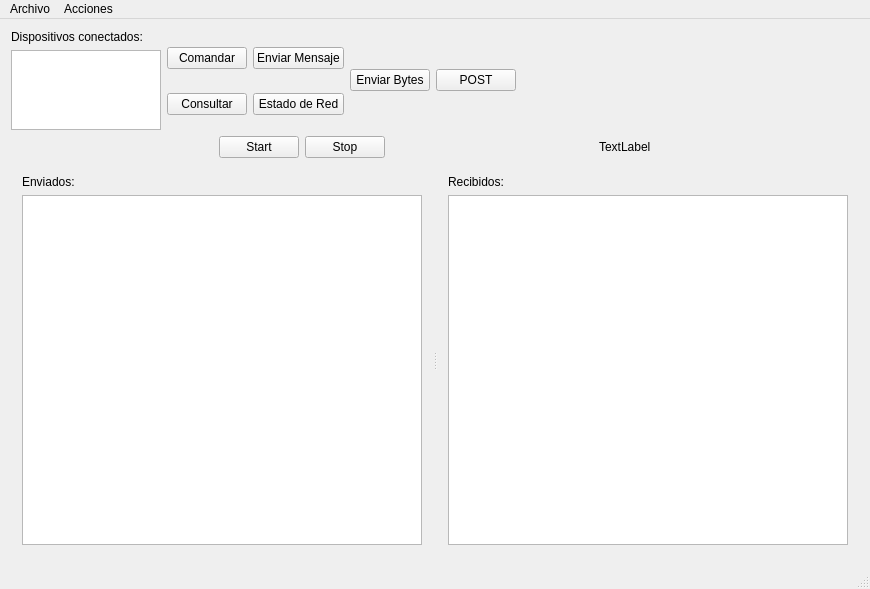
Qt form mainwindow.ui (arukagiri/interfazLAC) before a commit.
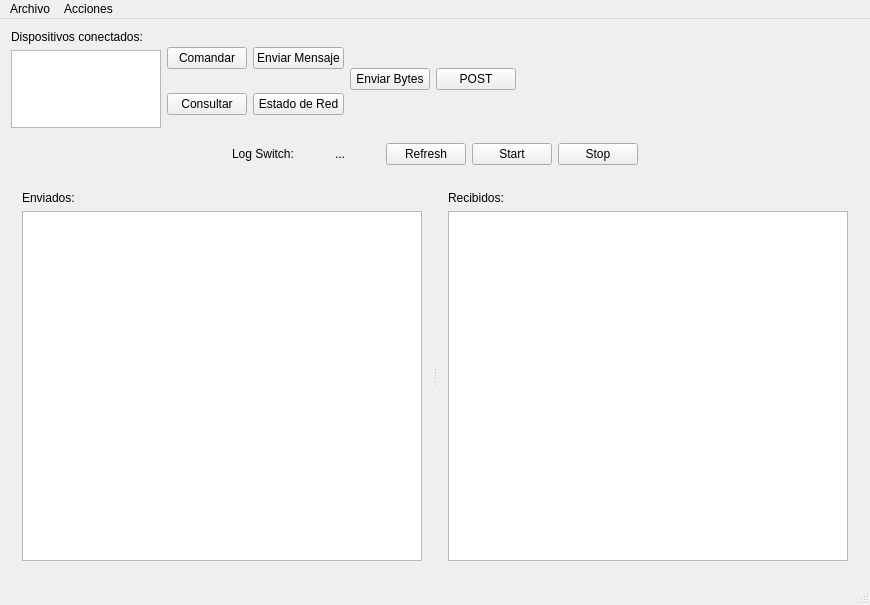
The same form after that commit. Icons and pictures are not drawn.

Commit message: Added log switch and refresh log button

```diff
--- a/mainwindow.ui
+++ b/mainwindow.ui
@@ -7,7 +7,7 @@
     <x>0</x>
     <y>0</y>
     <width>840</width>
-    <height>589</height>
+    <height>595</height>
    </rect>
   </property>
   <property name="windowTitle">
@@ -229,6 +229,50 @@
         </property>
        </spacer>
       </item>
+      <item>
+       <widget class="QLabel" name="label_5">
+        <property name="text">
+         <string>Log Switch:</string>
+        </property>
+       </widget>
+      </item>
+      <item>
+       <widget class="QToolButton" name="logButton">
+        <property name="minimumSize">
+         <size>
+          <width>80</width>
+          <height>40</height>
+         </size>
+        </property>
+        <property name="styleSheet">
+         <string notr="true">border:none;</string>
+        </property>
+        <property name="text">
+         <string>...</string>
+        </property>
+        <property name="icon">
+         <iconset resource="imagenes.qrc">
+          <normaloff>:/Imagenes/offSwitch.png</normaloff>
+          <normalon>:/Imagenes/onSwitch.png</normalon>:/Imagenes/offSwitch.png</iconset>
+        </property>
+        <property name="iconSize">
+         <size>
+          <width>80</width>
+          <height>40</height>
+         </size>
+        </property>
+        <property name="checkable">
+         <bool>true</bool>
+        </property>
+       </widget>
+      </item>
+      <item>
+       <widget class="QPushButton" name="refreshButton">
+        <property name="text">
+         <string>Refresh</string>
+        </property>
+       </widget>
+      </item>
       <item>
        <widget class="QPushButton" name="button_START">
         <property name="text">
@@ -243,26 +287,6 @@
         </property>
        </widget>
       </item>
-      <item>
-       <spacer name="horizontalSpacer_4">
-        <property name="orientation">
-         <enum>Qt::Horizontal</enum>
-        </property>
-        <property name="sizeHint" stdset="0">
-         <size>
-          <width>40</width>
-          <height>20</height>
-         </size>
-        </property>
-       </spacer>
-      </item>
-      <item>
-       <widget class="QLabel" name="label_4">
-        <property name="text">
-         <string>TextLabel</string>
-        </property>
-       </widget>
-      </item>
       <item>
        <spacer name="horizontalSpacer_2">
         <property name="orientation">
```
Left out of the diff: 4 changed lines with no effect on the pictures. The commit also changes 7 other files.
